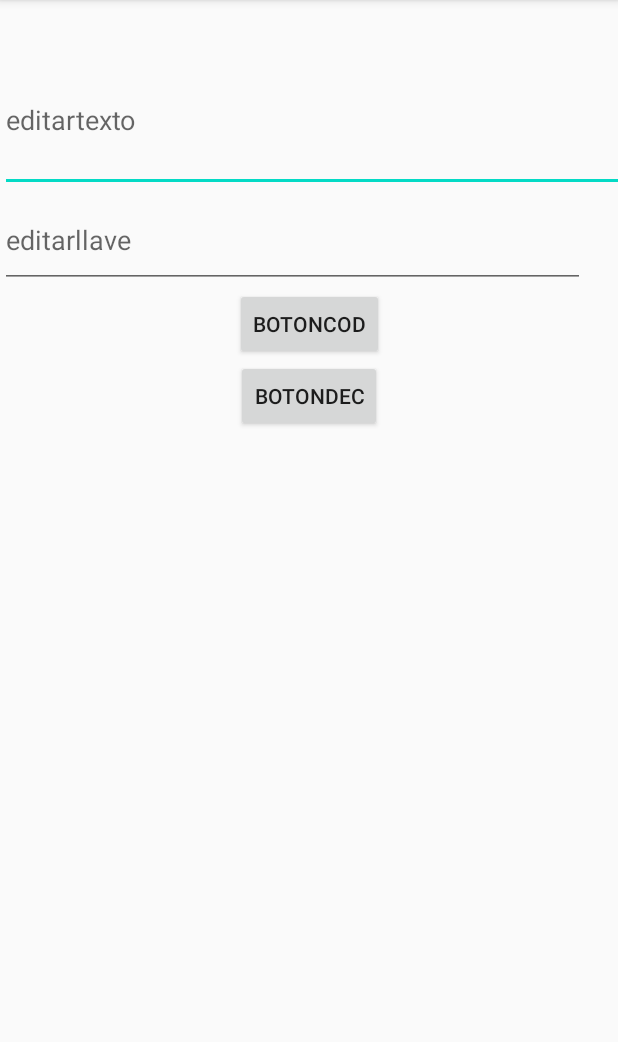
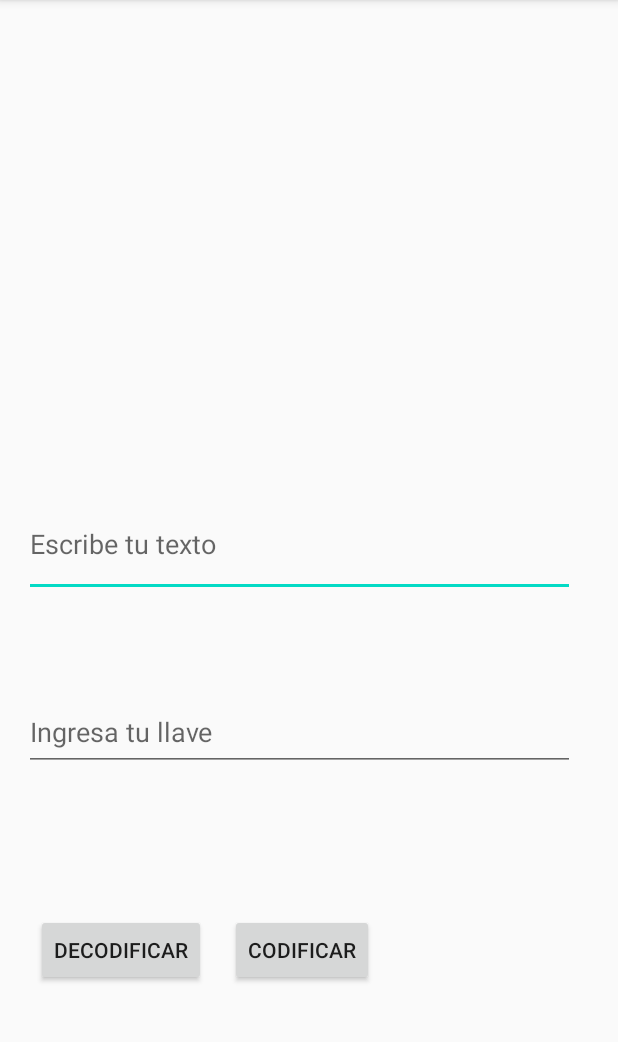
Before and after one commit to alarraut/Encription_2020, an Android app: the screen it shows after launch (MainActivity), on a phone screen of 412 x 824 dp, the part 84-1126 px from its top. Run offline under Robolectric (Android 15) with nearby library versions, the phone set to English and light mode, and no system bars.

Commit message:
Acomodando la vista para activity main

```diff
--- a/app/src/main/res/layout/activity_main.xml
+++ b/app/src/main/res/layout/activity_main.xml
@@ -5,47 +5,59 @@
     android:layout_width="match_parent"
     android:layout_height="match_parent"
     tools:context=".MainActivity">
-    <!-- Insertar texto-->
+
     <EditText
         android:id="@+id/editartexto"
-        android:layout_width="428dp"
-        android:layout_height="96dp"
-        android:layout_marginTop="32dp"
+        android:layout_width="367dp"
+        android:layout_height="70dp"
+        android:layout_marginStart="16dp"
+        android:layout_marginLeft="16dp"
+        android:layout_marginTop="328dp"
         android:hint="@string/editartexto"
         app:layout_constraintStart_toStartOf="parent"
         app:layout_constraintTop_toTopOf="parent" />
 
-    <!-- Insertar llave-->
     <EditText
         android:id="@+id/editarllave"
-        android:layout_width="390dp"
-        android:layout_height="64dp"
+        android:layout_width="367dp"
+        android:layout_height="52dp"
+        android:layout_marginStart="16dp"
+        android:layout_marginLeft="16dp"
+        android:layout_marginTop="64dp"
         android:hint="@string/editarllave"
         android:inputType="textPassword"
-        app:layout_constraintEnd_toEndOf="parent"
-        app:layout_constraintHorizontal_bias="0.0"
         app:layout_constraintStart_toStartOf="parent"
         app:layout_constraintTop_toBottomOf="@+id/editartexto" />
 
-    <!-- Boton Codificar-->
     <Button
         android:id="@+id/button"
         android:layout_width="wrap_content"
         android:layout_height="wrap_content"
+        android:layout_marginStart="16dp"
+        android:layout_marginLeft="16dp"
+        android:layout_marginTop="16dp"
+        android:layout_marginBottom="32dp"
         android:onClick="codificar"
         android:text="@string/botoncod"
-        app:layout_constraintEnd_toEndOf="parent"
+        app:layout_constraintBottom_toBottomOf="parent"
+        app:layout_constraintStart_toEndOf="@+id/button2"
+        app:layout_constraintTop_toBottomOf="@+id/editarllave" />
+
+    <Button
+        android:id="@+id/button2"
+        android:layout_width="wrap_content"
+        android:layout_height="wrap_content"
+        android:layout_marginStart="24dp"
+        android:layout_marginLeft="24dp"
+        android:layout_marginTop="16dp"
+        android:layout_marginEnd="16dp"
+        android:layout_marginRight="16dp"
+        android:layout_marginBottom="32dp"
+        android:onClick="decodificar"
+        android:text="@string/botondec"
+        app:layout_constraintBottom_toBottomOf="parent"
+        app:layout_constraintEnd_toStartOf="@+id/button"
         app:layout_constraintStart_toStartOf="parent"
         app:layout_constraintTop_toBottomOf="@+id/editarllave" />
 
-    <!-- Boton decodificar-->
-    <Button
-        android:layout_width="wrap_content"
-        android:layout_height="wrap_content"
-        android:onClick="decodificar"
-        android:text="@string/botondec"
-        app:layout_constraintEnd_toEndOf="parent"
-        app:layout_constraintStart_toStartOf="parent"
-        app:layout_constraintTop_toBottomOf="@+id/button" />
-
 </androidx.constraintlayout.widget.ConstraintLayout>
--- a/app/src/main/res/values/strings.xml
+++ b/app/src/main/res/values/strings.xml
@@ -1,7 +1,7 @@
 <resources>
     <string name="app_name">Encription_2020</string>
-    <string name="editartexto">editartexto</string>
-    <string name="editarllave">editarllave</string>
-    <string name="botoncod">botoncod</string>
-    <string name="botondec">botondec</string>
+    <string name="editartexto">Escribe tu texto</string>
+    <string name="editarllave">Ingresa tu llave</string>
+    <string name="botoncod">Codificar</string>
+    <string name="botondec">Decodificar</string>
 </resources>
```
